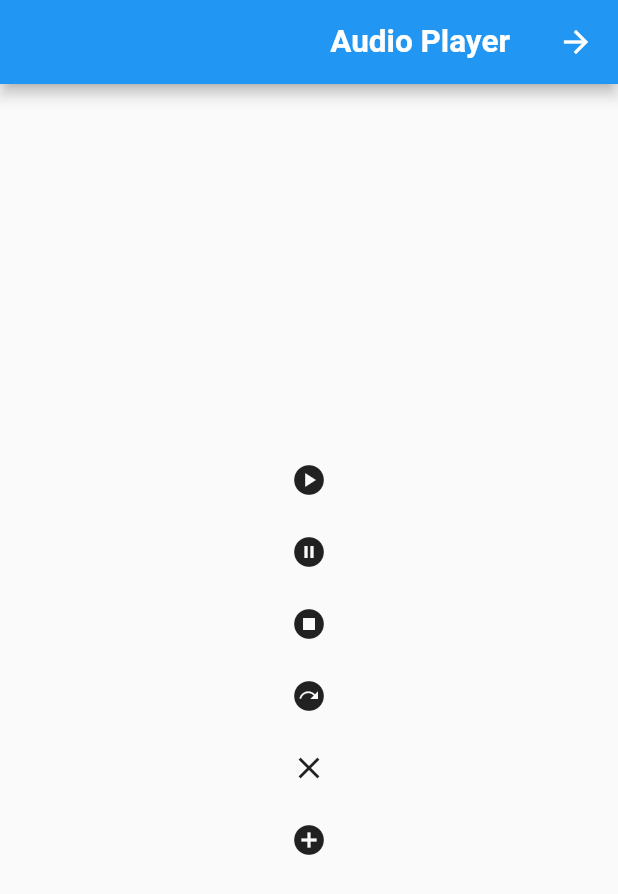
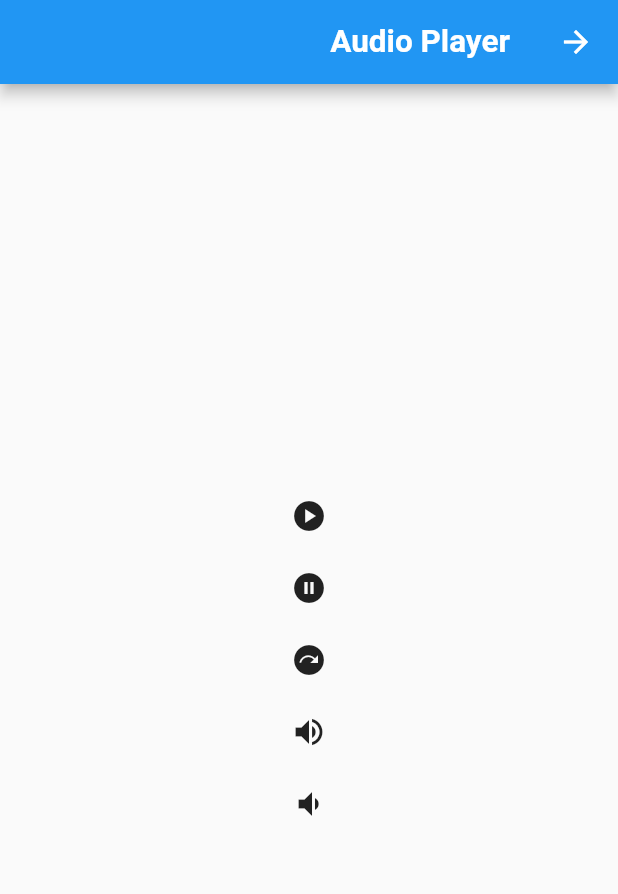
Before and after one commit to youcefdoukhi/el_madradja_assaadia, a Flutter app: the AudioPlayerExample screen opened directly, after a tap on the "next plan" icon, on a phone screen of 412 x 824 dp. Shown: the top 894 px of the screen. Run offline on Flutter 3.47's test engine with Material 2 defaults, Android fonts, the light colour scheme and no system bars; our stand-ins replace audioplayers, flutter_riverpod; missing offline and left inert: flutter_downloader.

Commit message:
08/06/2023 12:10

```diff
--- a/lib/audioplayers.dart
+++ b/lib/audioplayers.dart
@@ -1,70 +1,16 @@
-import 'package:audioplayers/audioplayers.dart';
+import 'package:el_madradja_assaadia/state_data.dart';
 import 'package:flutter/material.dart';
-import 'package:path_provider/path_provider.dart';
-import 'dart:io';
+import 'package:flutter_riverpod/flutter_riverpod.dart';
 
-class AudioPlayerExample extends StatefulWidget {
+class AudioPlayerExample extends ConsumerWidget {
   const AudioPlayerExample({super.key});
 
   @override
-  AudioPlayerExampleState createState() => AudioPlayerExampleState();
-}
+  Widget build(BuildContext context, WidgetRef ref) {
+    final audioPlayer = ref.read(playerProvider);
 
-class AudioPlayerExampleState extends State<AudioPlayerExample> {
-  late AudioPlayer audioPlayer;
-  late String audioPath;
+    audioPlayer.setSource("/MP3/01_01.mp3");
 
-  @override
-  void initState() {
-    super.initState();
-    audioPlayer = AudioPlayer();
-    initialiserVariableAsynchrone();
-  }
-
-  Future<void> initialiserVariableAsynchrone() async {
-    String path = (await getApplicationDocumentsDirectory()).absolute.path;
-    String filePath = "$path/MP3/01_01.mp3";
-    File file = File(filePath);
-    if (file.existsSync()) {
-      setState(() {
-        audioPath = filePath;
-      });
-      audioPlayer.setSourceDeviceFile(audioPath);
-    } else {}
-  }
-
-  @override
-  void dispose() {
-    audioPlayer.dispose();
-    super.dispose();
-  }
-
-  void playAudio() async {
-    await audioPlayer.play(DeviceFileSource(audioPath));
-  }
-
-  void pauseAudio() async {
-    await audioPlayer.pause();
-  }
-
-  void stopAudio() async {
-    await audioPlayer.stop();
-  }
-
-  void seekAudio() async {
-    await audioPlayer.seek(const Duration(seconds: 120));
-  }
-
-  void releaseAudio() async {
-    await audioPlayer.release();
-  }
-
-  void disposeAudio() async {
-    await audioPlayer.dispose();
-  }
-
-  @override
-  Widget build(BuildContext context) {
     return Scaffold(
       appBar: AppBar(
         title: const Text('Audio Player'),
@@ -77,48 +23,36 @@ class AudioPlayerExampleState extends State<AudioPlayerExample> {
               icon: const Icon(Icons.play_circle),
               tooltip: 'Play',
               onPressed: () {
-                playAudio();
+                audioPlayer.play();
               },
             ),
             IconButton(
               icon: const Icon(Icons.pause_circle),
               tooltip: 'Pause',
               onPressed: () {
-                pauseAudio();
-              },
-            ),
-            IconButton(
-              icon: const Icon(Icons.stop_circle),
-              tooltip: 'Stop',
-              onPressed: () {
-                stopAudio();
+                audioPlayer.pause();
               },
             ),
             IconButton(
               icon: const Icon(Icons.next_plan),
               tooltip: 'Seek',
               onPressed: () {
-                seekAudio();
+                audioPlayer.seek(0, 0, 50);
               },
             ),
             IconButton(
-              icon: const Icon(Icons.clear_sharp),
-              tooltip: 'Release',
+              icon: const Icon(Icons.volume_up),
+              tooltip: '+',
               onPressed: () {
-                releaseAudio();
+                audioPlayer.volumeUp();
               },
             ),
-            /* IconButton(
-              icon: const Icon(Icons.clear_all),
-              tooltip: 'Dispose',
+            IconButton(
+              icon: const Icon(Icons.volume_down),
+              tooltip: '-',
               onPressed: () {
-                disposeAudio();
+                audioPlayer.volumeDown();
               },
-            ),*/
-            IconButton(
-              icon: const Icon(Icons.add_circle),
-              tooltip: '+',
-              onPressed: () {},
             ),
           ],
         ),
@@ -134,28 +68,5 @@ class MyAudioPlayer {
     return _singleton;
   }
 
-  late AudioPlayer _audioPlayer;
-  MyAudioPlayer._internal() {
-    _audioPlayer = AudioPlayer();
-  }
-
-  void play(Source src) {
-    _audioPlayer.play(src);
-  }
-
-  void pause() {
-    _audioPlayer.pause();
-  }
-
-  void stop() {
-    _audioPlayer.stop();
-  }
-
-  void release(String url) {
-    _audioPlayer.release();
-  }
-
-  void dispose() {
-    _audioPlayer.dispose();
-  }
+  MyAudioPlayer._internal();
 }
--- a/lib/state_data.dart
+++ b/lib/state_data.dart
@@ -1,8 +1,11 @@
 import 'dart:convert';
+import 'dart:io';
+import 'package:audioplayers/audioplayers.dart';
 import 'package:flutter/foundation.dart';
 import 'package:flutter/services.dart';
 import 'package:flutter_riverpod/flutter_riverpod.dart';
-import 'package:shared_preferences/shared_preferences.dart';
+import 'package:path_provider/path_provider.dart';
+//import 'package:shared_preferences/shared_preferences.dart';
 
 enum TypeParagraph {
   titre,
@@ -58,7 +61,7 @@ final dataProvider = FutureProvider<List<Data>>((ref) async {
   final jsonString = await rootBundle.loadString('data/data.json');
   return compute(loadData, jsonString);
 });
-
+/*
 final savedBookmarkFromSharedPref = FutureProvider<int>((ref) async {
   final prefs = await SharedPreferences.getInstance();
   int? bookmark = prefs.getInt('mushaf01_bookmark');
@@ -69,3 +72,73 @@ final savedBookmarkFromSharedPref = FutureProvider<int>((ref) async {
     return 0;
   }
 });
+*/
+
+class AudioPlayerController {
+  AudioPlayer audioPlayer = AudioPlayer();
+  double volume = 1.0;
+  bool fileRead = false;
+
+  Future<void> setSource(String filePath) async {
+    String path = (await getApplicationDocumentsDirectory()).absolute.path;
+
+    File file = File("$path$filePath");
+    if (file.existsSync()) {
+      audioPlayer.setSourceDeviceFile(file.path);
+
+      fileRead = true;
+    } else {
+      fileRead = false;
+    }
+  }
+
+  Future<void> play() async {
+    (fileRead) ? await audioPlayer.resume() : null;
+  }
+
+  Future<void> pause() async {
+    await audioPlayer.pause();
+  }
+
+  Future<void> stop() async {
+    await audioPlayer.stop();
+  }
+
+  Future<void> release() async {
+    await audioPlayer.release();
+  }
+
+  Future<void> dispose() async {
+    await audioPlayer.dispose();
+  }
+
+  Future<void> seek(int h, int m, int s) async {
+    await audioPlayer.seek(
+      Duration(
+        hours: h,
+        minutes: m,
+        seconds: s,
+      ),
+    );
+  }
+
+  Future<void> volumeUp() async {
+    if (volume < 1.0) {
+      volume = volume + 0.1;
+      await audioPlayer.setVolume(volume);
+    }
+  }
+
+  Future<void> volumeDown() async {
+    if (volume > 0.0) {
+      volume = volume - 0.1;
+      await audioPlayer.setVolume(volume);
+    }
+  }
+}
+
+final playerProvider = StateProvider<AudioPlayerController>(
+  (ref) {
+    return AudioPlayerController();
+  },
+);
```
Also changed, not shown: lib/player.dart (added, +11 -0 lines).
